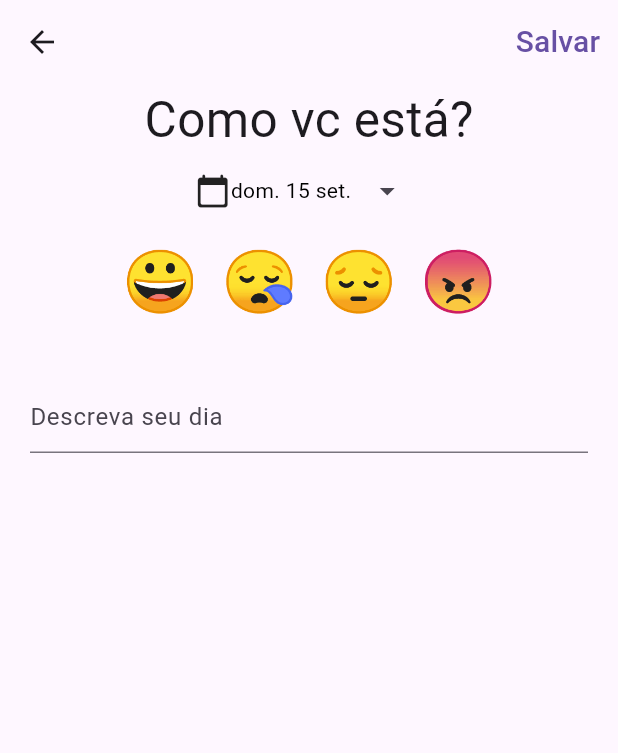
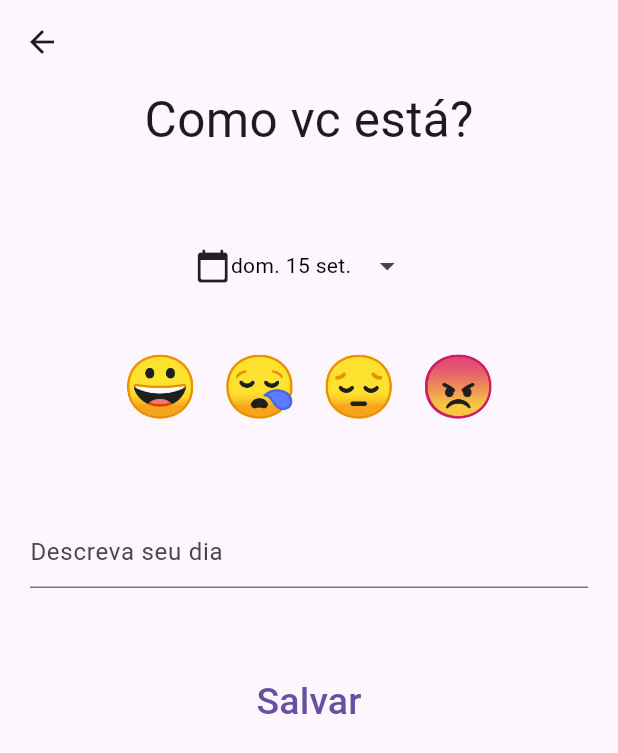
Before and after one commit to nawanksan/App-humor, a Flutter app: the screen it shows after launch, after a tap on the "add" icon, on a phone screen of 412 x 824 dp. Shown: the top 753 px of the screen. Run offline on Flutter 3.47's test engine with Material 3 defaults, Android fonts, the phone set to English and light mode, and no system bars.

Commit message:
está cadastrando

```diff
--- /dev/null
+++ b/lib/data/dados_humor.dart
@@ -0,0 +1,10 @@
+import 'package:app_humor/model/humor.dart';
+
+final List<Humor> dados_Humor = [
+  Humor(
+    id: '1',
+    emocao: 'Raiva',
+    descricao: 'fonfeofneffoienfeofi',
+    data: DateTime(2024, 4, 3),
+  ),
+];
--- /dev/null
+++ b/lib/model/humor.dart
@@ -0,0 +1,13 @@
+class Humor {
+  final String id;
+  final String emocao;
+  final String descricao;
+  final DateTime data;
+
+  const Humor({
+    required this.id,
+    required this.emocao,
+    required this.descricao,
+    required this.data,
+  });
+}
--- a/lib/screens/HomeScreen.dart
+++ b/lib/screens/HomeScreen.dart
@@ -1,17 +1,24 @@
+import 'package:app_humor/data/dados_humor.dart';
+import 'package:app_humor/model/humor.dart';
 import 'package:app_humor/screens/RegisterScreen.dart';
 import 'package:flutter/material.dart';
+import 'package:intl/intl.dart';
 
 class Homescreen extends StatefulWidget {
   const Homescreen({super.key});
-
-
 
   @override
   State<Homescreen> createState() => _HomescreenState();
 }
 
 class _HomescreenState extends State<Homescreen> {
-  int humores = 0;
+  List<Humor> _humores = dados_Humor;
+
+  void _refreshHumores() {
+    setState(() {
+      _humores = List.from(dados_Humor);
+    });
+  }
 
   @override
   Widget build(BuildContext context) {
@@ -21,22 +28,45 @@ class _HomescreenState extends State<Homescreen> {
         title: Text('Diário do humor'),
         backgroundColor: Colors.blue[50],
       ),
-      body: Container(
-        child: Center(
-          child: Text( humores == 0 ? 'Nenhum Registro' : 'Bem-vindo ao Diário de Humor!'),
-        ),
-
+      body: ListView.builder(
+        itemCount: _humores.length,
+        itemBuilder: (context, index) {
+          final humor = _humores[index];
+          return ListTile(
+            title: Text(humor.emocao),
+            subtitle: Text(humor.descricao),
+            trailing:
+                Text(formatDate(humor.data)), // Formata a data para exibição
+          );
+        },
       ),
       floatingActionButton: FloatingActionButton(
-        onPressed: (){
-          Navigator.push(context, MaterialPageRoute(builder: (context) => Registerscreen()));
-        },
-        child: Icon(Icons.add,color: Colors.black,),
-
+        onPressed: () => _navigateToAddHumor(),
+        child: Icon(
+          Icons.add,
+          color: Colors.black,
+        ),
         backgroundColor: Colors.blue[50],
-
-    ),
-    floatingActionButtonLocation: FloatingActionButtonLocation.endFloat,
+      ),
+      floatingActionButtonLocation: FloatingActionButtonLocation.endFloat,
     );
   }
+
+  String formatDate(DateTime date) {
+    return DateFormat('dd/MM/yyyy').format(date);
+  }
+
+
+  void _navigateToAddHumor() async {
+    // Navega para a tela de adicionar humor e aguarda o retorno
+    final result = await Navigator.push(
+      context,
+      MaterialPageRoute(builder: (context) => Registerscreen()),
+    );
+
+    if (result == true) {
+      // Se o humor foi adicionado, atualize a lista
+      _refreshHumores();
+    }
+  }
 }
--- a/lib/screens/RegisterScreen.dart
+++ b/lib/screens/RegisterScreen.dart
@@ -1,3 +1,5 @@
+import 'package:app_humor/data/dados_humor.dart';
+import 'package:app_humor/model/humor.dart';
 import 'package:flutter/material.dart';
 import 'package:flutter/widgets.dart';
 import 'package:intl/intl.dart';
@@ -16,12 +18,15 @@ class _RegisterscreenState extends State<Registerscreen> {
   String formattedDate = '';
   String? _selectedEmoji;
   String _emojiDescription = '';
+  String _descricao = '';
+  DateTime _data = DateTime.now();
+  String _id = DateTime.now().toIso8601String();
 
   final Map<String, String> _emojiDescriptions = {
     '😀': 'Feliz',
-    '😪': 'Mais ou Menos',
+    '😪': 'pensativo',
     '😔': 'Triste',
-    '😠': 'Com Raiva'
+    '😠': 'Raiva'
   };
 
   @override
@@ -34,13 +39,15 @@ class _RegisterscreenState extends State<Registerscreen> {
   Future<void> _initializeDateFormatting() async {
     await initializeDateFormatting('pt_BR', null);
     setState(() {
-      formattedDate = getFormattedDate(); // Atualiza a data formatada depois da inicialização
+      formattedDate =
+          getFormattedDate(); // Atualiza a data formatada depois da inicialização
     });
   }
 
   String getFormattedDate() {
     DateTime now = DateTime.now();
-    return DateFormat('EEE d MMM', 'pt_BR').format(now); // 'EEE' para dia da semana, 'd' para dia, 'MMM' para mês
+    return DateFormat('EEE d MMM', 'pt_BR')
+        .format(now); // 'EEE' para dia da semana, 'd' para dia, 'MMM' para mês
   }
 
   Future<void> _selectDate(BuildContext context) async {
@@ -54,6 +61,8 @@ class _RegisterscreenState extends State<Registerscreen> {
     if (pickedDate != null && pickedDate != _selectedDate) {
       setState(() {
         _selectedDate = pickedDate;
+        formattedDate = DateFormat('EEE d MMM', 'pt_BR').format(_selectedDate!);
+        _data = pickedDate;
       });
     }
   }
@@ -65,19 +74,29 @@ class _RegisterscreenState extends State<Registerscreen> {
     });
   }
 
+  void _submitForm() {
+    if (_formKey.currentState!.validate()) {
+      _formKey.currentState!.save();
+      addHumor(_id, _emojiDescription, _descricao, _data);
+      Navigator.pop(context, true);
+          // Voltar para a tela anterior após salvar
+    }
+  }
+
+  void addHumor(String id, String emocao, String descricao, DateTime data) {
+    final newHumor = Humor(
+      id: id,
+      emocao: emocao,
+      descricao: descricao,
+      data: data,
+    );
+    dados_Humor.add(newHumor);
+  }
+
   @override
   Widget build(BuildContext context) {
     return Scaffold(
-      appBar: AppBar(
-        actions: [
-          TextButton(
-              onPressed: () {},
-              child: Text(
-                'Salvar',
-                style: TextStyle(fontSize: 20),
-              ))
-        ],
-      ),
+      appBar: AppBar(),
       body: SingleChildScrollView(
         child: Center(
           child: Column(
@@ -90,6 +109,9 @@ class _RegisterscreenState extends State<Registerscreen> {
                       Text(
                         'Como vc está?',
                         style: TextStyle(fontSize: 33),
+                      ),
+                      SizedBox(
+                        height: 50,
                       ),
                       Form(
                         key: _formKey,
@@ -108,6 +130,9 @@ class _RegisterscreenState extends State<Registerscreen> {
                                   icon: Icon(Icons.arrow_drop_down),
                                 ),
                               ],
+                            ),
+                            SizedBox(
+                              height: 20,
                             ),
                             Row(
                               mainAxisAlignment: MainAxisAlignment.center,
@@ -128,16 +153,37 @@ class _RegisterscreenState extends State<Registerscreen> {
                                   ),
                                   Text(
                                     'Descrição: $_emojiDescription',
-                                  style: TextStyle(fontSize: 20, fontStyle: FontStyle.italic),
+                                    style: TextStyle(
+                                        fontSize: 20,
+                                        fontStyle: FontStyle.italic),
                                   ),
                                 ],
                               ),
-                            SizedBox(height: 30,),
+                            SizedBox(
+                              height: 50,
+                            ),
                             TextFormField(
-                              decoration: InputDecoration(
-                                hintText: 'Descreva seu dia'
+                              decoration:
+                                  InputDecoration(hintText: 'Descreva seu dia'),
+                              validator: (value) {
+                                if (value == null || value.isEmpty) {
+                                  return 'Por favor, insira uma descrição.';
+                                }
+                                return null;
+                              },
+                              onSaved: (value) {
+                                _descricao = value!;
+                              },
                             ),
-                            )
+                            SizedBox(
+                              height: 50,
+                            ),
+                            TextButton(
+                                onPressed: () => _submitForm(),
+                                child: Text(
+                                  'Salvar',
+                                  style: TextStyle(fontSize: 25),
+                                ))
                           ],
                         ),
                       )
@@ -150,9 +196,7 @@ class _RegisterscreenState extends State<Registerscreen> {
     );
   }
 
-
   Widget _buildEmojiButton(String emoji) {
-    // bool isSelected = _selectedEmoji == emoji;
     return IconButton(
       icon: Text(
         emoji,
```
Lines whose indentation alone changed are shown as unchanged.
